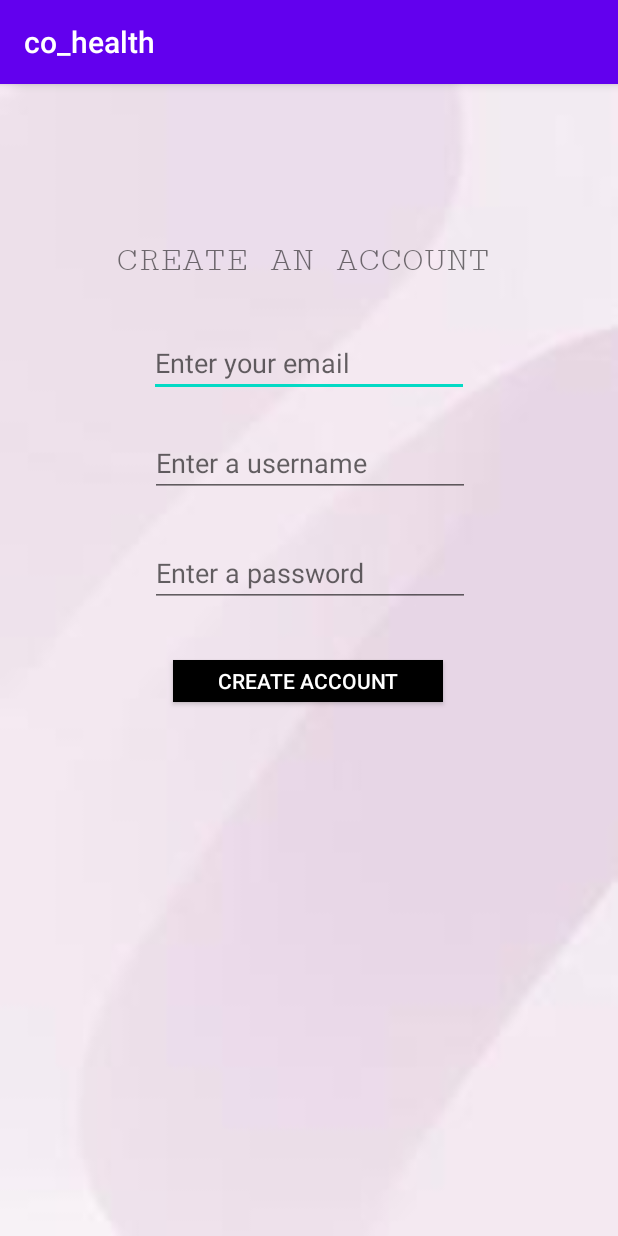
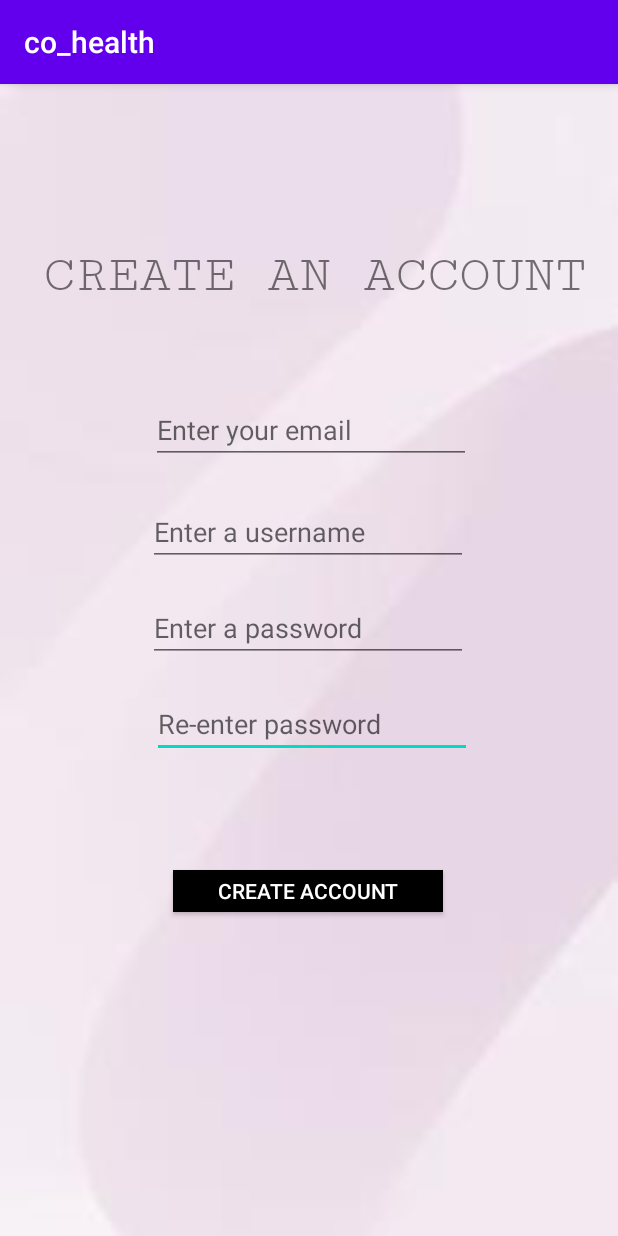
Before and after one commit to meagannguyen/Co-Health, an Android app: the SignUpActivity screen opened directly, with no data from a screen before it, on a phone screen of 412 x 824 dp. Run offline under Robolectric (Android 15) with nearby library versions, the phone set to English and light mode, and no system bars; Roboto replaces fonts that are not available here.

Commit message:
changed title font size and placement of buttons and blanks

```diff
--- a/app/src/main/res/layout/activity_sign_up.xml
+++ b/app/src/main/res/layout/activity_sign_up.xml
@@ -7,20 +7,38 @@
     android:background="@drawable/background"
     tools:context=".SignUpActivity">
 
+    <EditText
+        android:id="@+id/createPassword2"
+        android:layout_width="wrap_content"
+        android:layout_height="wrap_content"
+        android:layout_marginStart="101dp"
+        android:layout_marginLeft="101dp"
+        android:layout_marginTop="404dp"
+        android:layout_marginEnd="100dp"
+        android:layout_marginRight="100dp"
+        android:ems="10"
+        android:hint="Re-enter password"
+        android:inputType="textPassword"
+        app:layout_constraintEnd_toEndOf="parent"
+        app:layout_constraintHorizontal_bias="0.0"
+        app:layout_constraintStart_toStartOf="parent"
+        app:layout_constraintTop_toTopOf="parent" />
+
     <TextView
         android:id="@+id/textView2"
-        android:layout_width="258dp"
-        android:layout_height="30dp"
+        android:layout_width="386dp"
+        android:layout_height="70dp"
         android:layout_marginStart="82dp"
         android:layout_marginLeft="82dp"
-        android:layout_marginTop="104dp"
+        android:layout_marginTop="108dp"
         android:layout_marginEnd="81dp"
         android:layout_marginRight="81dp"
         android:text="Create an Account"
         android:textAllCaps="true"
-        android:textSize="24sp"
+        android:textSize="35sp"
         app:fontFamily="serif-monospace"
         app:layout_constraintEnd_toEndOf="parent"
+        app:layout_constraintHorizontal_bias="0.391"
         app:layout_constraintStart_toStartOf="parent"
         app:layout_constraintTop_toTopOf="parent" />
 
@@ -28,11 +46,12 @@
         android:id="@+id/emailAddress"
         android:layout_width="wrap_content"
         android:layout_height="wrap_content"
-        android:layout_marginTop="163dp"
+        android:layout_marginTop="208dp"
         android:ems="10"
         android:hint="Enter your email"
         android:inputType="textEmailAddress"
         app:layout_constraintEnd_toEndOf="parent"
+        app:layout_constraintHorizontal_bias="0.507"
         app:layout_constraintStart_toStartOf="parent"
         app:layout_constraintTop_toTopOf="parent" />
 
@@ -42,13 +61,14 @@
         android:layout_height="wrap_content"
         android:layout_marginStart="101dp"
         android:layout_marginLeft="101dp"
-        android:layout_marginTop="230dp"
+        android:layout_marginTop="276dp"
         android:layout_marginEnd="100dp"
         android:layout_marginRight="100dp"
         android:ems="10"
         android:hint="Enter a username"
         android:inputType="textPersonName"
         app:layout_constraintEnd_toEndOf="parent"
+        app:layout_constraintHorizontal_bias="1.0"
         app:layout_constraintStart_toStartOf="parent"
         app:layout_constraintTop_toTopOf="parent" />
 
@@ -58,13 +78,14 @@
         android:layout_height="wrap_content"
         android:layout_marginStart="101dp"
         android:layout_marginLeft="101dp"
-        android:layout_marginTop="303dp"
+        android:layout_marginTop="340dp"
         android:layout_marginEnd="100dp"
         android:layout_marginRight="100dp"
         android:ems="10"
         android:hint="Enter a password"
         android:inputType="textPassword"
         app:layout_constraintEnd_toEndOf="parent"
+        app:layout_constraintHorizontal_bias="1.0"
         app:layout_constraintStart_toStartOf="parent"
         app:layout_constraintTop_toTopOf="parent" />
 
@@ -72,12 +93,12 @@
         android:id="@+id/createAccountButton"
         android:layout_width="180dp"
         android:layout_height="28dp"
-        android:layout_marginTop="384dp"
+        android:layout_marginTop="524dp"
         android:background="@android:color/black"
+        android:onClick="gotoSignIn"
         android:text="Create Account"
         android:textColor="@android:color/white"
         android:textSize="14sp"
-        android:onClick="gotoSignIn"
         app:layout_constraintEnd_toEndOf="parent"
         app:layout_constraintHorizontal_bias="0.497"
         app:layout_constraintStart_toStartOf="parent"
```
